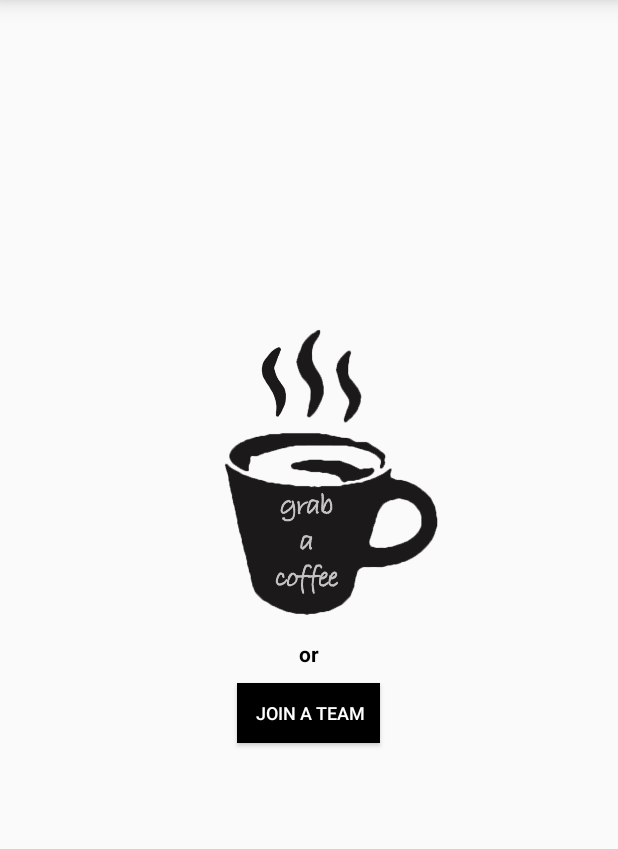
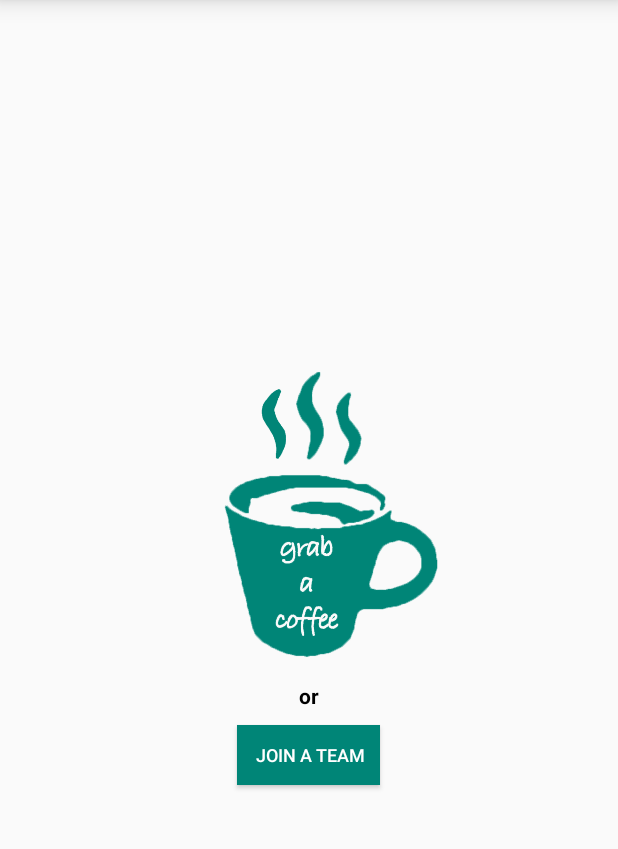
Before and after one commit to rachitbhutani1998/DevConnect, an Android app: the screen it shows after launch (MainActivity), on a phone screen of 412 x 824 dp, the part 84-933 px from its top. Run offline under Robolectric (Android 15) with nearby library versions, the phone set to English and light mode, and no system bars; our stand-ins replace CircleImageView; pictures from the network do not load.

Commit message:
added messages feature and other details

```diff
--- a/app/src/main/java/com/cafedroid/android/devconnect/ChatFragment.kt
+++ b/app/src/main/java/com/cafedroid/android/devconnect/ChatFragment.kt
@@ -3,15 +3,14 @@ package com.cafedroid.android.devconnect
 
 import android.os.Bundle
 import android.support.v4.app.Fragment
+import android.support.v7.app.AppCompatActivity
+import android.support.v7.widget.LinearLayoutManager
+import android.support.v7.widget.RecyclerView
 import android.view.LayoutInflater
 import android.view.View
 import android.view.ViewGroup
-
-
-// TODO: Rename parameter arguments, choose names that match
-// the fragment initialization parameters, e.g. ARG_ITEM_NUMBER
-private const val ARG_PARAM1 = "param1"
-private const val ARG_PARAM2 = "param2"
+import android.widget.*
+import java.text.SimpleDateFormat
 
 /**
  * A simple [Fragment] subclass.
@@ -19,12 +18,67 @@ private const val ARG_PARAM2 = "param2"
  */
 class ChatFragment : Fragment() {
 
+    lateinit var sendBtn: ImageButton
+
     override fun onCreateView(
         inflater: LayoutInflater, container: ViewGroup?,
         savedInstanceState: Bundle?
     ): View? {
         // Inflate the layout for this fragment
-        return inflater.inflate(R.layout.fragment_chat, container, false)
+        val rootView = inflater.inflate(R.layout.fragment_chat, container, false)
+        val emptyView: LinearLayout = rootView.findViewById(R.id.empty_view)
+        val chatView: RelativeLayout = rootView.findViewById(R.id.chat_view)
+        val activity = activity as AppCompatActivity
+        val editText: EditText = rootView.findViewById(R.id.message_field)
+
+
+        val recyclerView: RecyclerView = rootView.findViewById(R.id.chat_messages)
+        sendBtn = rootView.findViewById(R.id.send_btn)
+
+
+
+        recyclerView.layoutManager = LinearLayoutManager(context)
+
+        val messageList = ArrayList<Message>()
+        messageList.add(
+            Message(
+                "Rahul Kathuria",
+                "Today at 6:51 PM",
+                "https://media.licdn.com/dms/image/C5603AQEYPC_sHHW7RQ/profile-displayphoto-shrink_200_200/0?e=1544659200&v=beta&t=gjbW7Z93i2FgyUJVL-ndovuqxn_VzKMAm-pGmDuXmhw",
+                "Hello There, What's up?"
+            )
+        )
+        val messagesAdapter = MessagesAdapter(activity.applicationContext, messageList)
+
+        sendBtn.setOnClickListener { view ->
+            if (!editText.text.isEmpty()) {
+                messageList.add(
+                    Message(
+                        "Rachit Bhutani",
+                        "12:27 PM",
+                        "https://avatars0.githubusercontent.com/u/20964064?s=400&v=4",
+                        editText.text.toString()
+                    )
+                )
+                messagesAdapter.notifyDataSetChanged()
+                editText.text.clear()
+                recyclerView.scrollToPosition(messageList.size-1)
+
+            }
+
+        }
+        recyclerView.adapter = messagesAdapter
+        //Change the fragment when team changes
+        if (activity.supportActionBar?.title!! == "DevConnect") {
+            emptyView.visibility = View.VISIBLE
+            chatView.visibility = View.INVISIBLE
+        } else {
+            emptyView.visibility = View.INVISIBLE
+            chatView.visibility = View.VISIBLE
+        }
+
+
+        return rootView
     }
 
 
--- a/app/src/main/java/com/cafedroid/android/devconnect/MainActivity.kt
+++ b/app/src/main/java/com/cafedroid/android/devconnect/MainActivity.kt
@@ -22,31 +22,56 @@ class MainActivity : AppCompatActivity() {
     lateinit var menu: Menu
     private lateinit var mDrawerLayout: DrawerLayout
     lateinit var mNavigationView: NavigationView
+    val chatFragment:Fragment=ChatFragment()
 
     override fun onCreate(savedInstanceState: Bundle?) {
         super.onCreate(savedInstanceState)
         setContentView(R.layout.activity_main)
 
         val sharedPref = this.getPreferences(Context.MODE_PRIVATE) ?: return
-        val authTokenString:String=sharedPref.getString("AuthToken","Unavailable")
+        val authTokenString: String = sharedPref.getString("AuthToken", "Unavailable")
 //        if (authTokenString == "Unavailable"){
 //            startActivity(Intent(this,AuthActivity::class.java).addFlags(Intent.FLAG_ACTIVITY_CLEAR_TOP))
 //            finish()
 //        }
 
 
-        supportFragmentManager.beginTransaction().add(R.id.container,ChatFragment()).commit()
+        supportFragmentManager.beginTransaction().add(R.id.container, chatFragment).commit()
 
 
-        val onlineUserListView: ListView = this.findViewById(R.id.online_user_list)
-        val onlineUserList:ArrayList<Users> = ArrayList()
-        onlineUserList.add(Users("rachitbhutani1998","Rachit Bhutani","https://avatars0.githubusercontent.com/u/20964064?s=400&v=4"))
-        onlineUserList.add(Users("thakursachin467","Sachin Thakur","https://pbs.twimg.com/profile_images/935543967503888384/rVfTR9NS.jpg"))
-        onlineUserList.add(Users("rahuldhiman93","Rahul Dhiman","https://avatars0.githubusercontent.com/u/31551130?s=460&v=4"))
-        onlineUserList.add(Users("rahulkathuria52","Rahul Kathuria","https://media.licdn.com/dms/image/C5603AQEYPC_sHHW7RQ/profile-displayphoto-shrink_200_200/0?e=1544659200&v=beta&t=gjbW7Z93i2FgyUJVL-ndovuqxn_VzKMAm-pGmDuXmhw"))
+        val onlineUserListView: ListView = findViewById(R.id.online_user_list)
+        val onlineUserList: ArrayList<Users> = ArrayList()
+        onlineUserList.add(
+            Users(
+                "rachitbhutani1998",
+                "Rachit Bhutani",
+                "https://avatars0.githubusercontent.com/u/20964064?s=400&v=4"
+            )
+        )
+        onlineUserList.add(
+            Users(
+                "thakursachin467",
+                "Sachin Thakur",
+                "https://pbs.twimg.com/profile_images/935543967503888384/rVfTR9NS.jpg"
+            )
+        )
+        onlineUserList.add(
+            Users(
+                "rahuldhiman93",
+                "Rahul Dhiman",
+                "https://avatars0.githubusercontent.com/u/31551130?s=460&v=4"
+            )
+        )
+        onlineUserList.add(
+            Users(
+                "rahulkathuria52",
+                "Rahul Kathuria",
+                "https://media.licdn.com/dms/image/C5603AQEYPC_sHHW7RQ/profile-displayphoto-shrink_200_200/0?e=1544659200&v=beta&t=gjbW7Z93i2FgyUJVL-ndovuqxn_VzKMAm-pGmDuXmhw"
+            )
+        )
 
-        val onlineAdapter= OnlineListAdapter(this,onlineUserList)
-        onlineUserListView.adapter=onlineAdapter
+        val onlineAdapter = OnlineListAdapter(this, onlineUserList)
+        onlineUserListView.adapter = onlineAdapter
 
         val toolbar: Toolbar = findViewById(R.id.toolbar)
         setSupportActionBar(toolbar)
@@ -56,12 +81,16 @@ class MainActivity : AppCompatActivity() {
             setDisplayHomeAsUpEnabled(true)
             setHomeAsUpIndicator(R.drawable.ic_menu_black_24dp)
         }
+        actionbar!!.title="DevConnect"
 
         mDrawerLayout = findViewById(R.id.main_drawer)
         mNavigationView = findViewById(R.id.nav_view)
 
         menu = mNavigationView.menu
         menu.add(123, 0, 0, "+ Add a team")
+        menu.add(123,0,0,"Random Team")
+        menu.add(123,0,0,"Second Team")
+        menu.add(123,0,0,"Third Team")
 
         mNavigationView.setNavigationItemSelectedListener { menuItem ->
             Log.e("MainActivity", menuItem.title.toString() + " " + menuItem.itemId)
@@ -79,7 +108,11 @@ class MainActivity : AppCompatActivity() {
 //                    menu.add(123, 1, Menu.NONE, "Random Team")
                     menu.setGroupCheckable(123, true, true)
                 }
+                null->{
+                }
                 else -> {
+                    actionbar.title=menuItem.title
+                    supportFragmentManager.beginTransaction().detach(chatFragment).attach(chatFragment).commit()
                 }
             }
             menu.setGroupCheckable(123, true, true)
@@ -96,7 +129,7 @@ class MainActivity : AppCompatActivity() {
                 openDrawer()
                 true
             }
-            R.id.open_online_users->{
+            R.id.open_online_users -> {
                 openOnlineDrawer()
                 true
             }
@@ -107,6 +140,7 @@ class MainActivity : AppCompatActivity() {
     override fun onBackPressed() {
         if (mDrawerLayout.isDrawerOpen(mNavigationView)) {
             mDrawerLayout.closeDrawer(GravityCompat.START)
+            mDrawerLayout.closeDrawer(GravityCompat.END)
         } else {
             super.onBackPressed()
             val size = mNavigationView.menu.size()
@@ -117,16 +151,16 @@ class MainActivity : AppCompatActivity() {
         }
     }
 
-    fun openDrawer(v: View?=null) {
+    public fun openDrawer(v: View? = null) {
         mDrawerLayout.openDrawer(GravityCompat.START)
     }
 
-    fun openOnlineDrawer(v:View?=null){
+    fun openOnlineDrawer(v: View? = null) {
         mDrawerLayout.openDrawer(GravityCompat.END)
     }
 
     override fun onCreateOptionsMenu(menu: Menu?): Boolean {
-        menuInflater.inflate(R.menu.home_menu,menu)
+        menuInflater.inflate(R.menu.home_menu, menu)
         return true
     }
 
--- /dev/null
+++ b/app/src/main/java/com/cafedroid/android/devconnect/Message.kt
@@ -0,0 +1,3 @@
+package com.cafedroid.android.devconnect
+
+class Message constructor(val msgSender: String, val msgTime: String, val senderImg: String, val msgText: String)
--- /dev/null
+++ b/app/src/main/java/com/cafedroid/android/devconnect/MessagesAdapter.kt
@@ -0,0 +1,40 @@
+package com.cafedroid.android.devconnect
+
+import android.content.Context
+import android.support.v7.widget.RecyclerView
+import android.view.LayoutInflater
+import android.view.View
+import android.view.ViewGroup
+import android.widget.ImageView
+import android.widget.TextView
+import com.bumptech.glide.Glide
+
+class MessagesAdapter constructor(context:Context, val messages: ArrayList<Message>): RecyclerView.Adapter<MessagesAdapter.MessageHolder>() {
+
+    val mContext=context
+
+    override fun onCreateViewHolder(p0: ViewGroup, p1: Int): MessageHolder {
+        return MessageHolder(LayoutInflater.from(mContext).inflate(R.layout.message_layout,p0,false))
+    }
+
+    override fun getItemCount(): Int {
+        return messages.size
+    }
+
+    override fun onBindViewHolder(msgHolder: MessageHolder, p1: Int) {
+        val message= messages[p1]
+        msgHolder.messageTV.text=message.msgText
+        msgHolder.timeStampTV.text=message.msgTime
+        Glide.with(mContext).load(message.senderImg).into(msgHolder.userImage)
+        msgHolder.userName.text=message.msgSender
+    }
+
+
+    class MessageHolder(itemView: View) : RecyclerView.ViewHolder(itemView) {
+        val userImage:ImageView=itemView.findViewById(R.id.msg_u_image)
+        val userName:TextView=itemView.findViewById(R.id.msg_u_name)
+        val messageTV:TextView=itemView.findViewById(R.id.msg_text)
+        val timeStampTV:TextView=itemView.findViewById(R.id.timestamp_tv)
+    }
+
+}
--- a/app/src/main/res/layout/activity_main.xml
+++ b/app/src/main/res/layout/activity_main.xml
@@ -24,6 +24,7 @@
     <FrameLayout
             android:layout_width="match_parent"
             android:layout_height="match_parent"
+            android:layout_marginTop="?attr/actionBarSize"
             android:id="@+id/container"/>
 
 
--- a/app/src/main/res/layout/fragment_chat.xml
+++ b/app/src/main/res/layout/fragment_chat.xml
@@ -3,6 +3,7 @@
                 xmlns:tools="http://schemas.android.com/tools"
                 android:layout_width="match_parent"
                 android:layout_height="match_parent"
+                android:layout_marginTop="?attr/actionBarSize"
                 tools:context=".ChatFragment">
 
     <LinearLayout
@@ -17,6 +18,7 @@
                 android:layout_height="200dp"
                 android:layout_marginStart="15dp"
                 android:id="@+id/coffee_mug"
+                android:tint="@color/colorPrimary"
                 android:src="@drawable/grab_a_coffee"/>
         <TextView
                 android:layout_width="match_parent"
@@ -28,15 +30,52 @@
                 android:textAlignment="center"/>
         <Button
                 android:id="@+id/join_a_team"
-                android:onClick="openDrawer"
                 android:padding="10dp"
                 android:layout_width="wrap_content"
                 android:layout_height="40dp"
+                android:onClick="openDrawer"
                 android:textSize="12sp"
                 android:textColor="@android:color/white"
-                android:background="@android:color/black"
+                android:background="@color/colorPrimary"
                 android:elevation="10dp"
                 android:text=" Join a Team"/>
     </LinearLayout>
 
+    <RelativeLayout
+            android:id="@+id/chat_view"
+            android:layout_width="match_parent"
+            android:layout_marginBottom="10dp"
+            android:background="@android:color/white"
+            android:layout_height="match_parent">
+
+        <android.support.v7.widget.RecyclerView
+                android:id="@+id/chat_messages"
+                android:layout_width="match_parent"
+                android:padding="10dp"
+                android:layout_above="@id/message_field"
+                android:layout_height="match_parent"/>
+
+        <EditText
+                android:importantForAutofill="no"
+                android:id="@+id/message_field"
+                android:layout_width="match_parent"
+                android:inputType="text"
+                android:hint="Type a message"
+                android:layout_marginStart="10dp"
+                android:layout_toStartOf="@+id/send_btn"
+                android:layout_height="wrap_content"
+                android:layout_alignParentBottom="true" tools:targetApi="o"/>
+        <ImageButton
+                android:id="@id/send_btn"
+                android:layout_width="wrap_content"
+                android:layout_height="wrap_content"
+                android:src="@drawable/ic_send_black_24dp"
+                android:padding="10dp"
+                android:tint="@color/colorPrimary"
+                android:background="?android:selectableItemBackground"
+                android:layout_alignParentBottom="true"
+                android:layout_alignParentEnd="true"/>
+
+    </RelativeLayout>
+
 </RelativeLayout>
--- a/app/src/main/res/values/colors.xml
+++ b/app/src/main/res/values/colors.xml
@@ -3,4 +3,6 @@
     <color name="colorPrimary">#008577</color>
     <color name="colorPrimaryDark">#9900574B</color>
     <color name="colorAccent">#003029</color>
+    <color name="sentMessageBg">#5c7c57</color>
+    <color name="receivedMessageBg">#9fcaff</color>
 </resources>
```
Also changed, not shown: app/src/main/res/layout/message_layout.xml (added, +55 -0 lines), app/src/main/res/drawable/grab_a_coffee.png.
